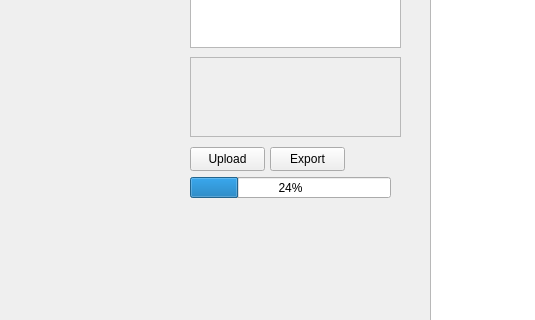
This is UI/Tender.ui in zackkinsman/sheet_metal_scraper as Qt 5 draws it before an edit; both pictures show x 0 to 535 and y 143 to 463 of the 1233 by 801 pixel window. The edited form follows.
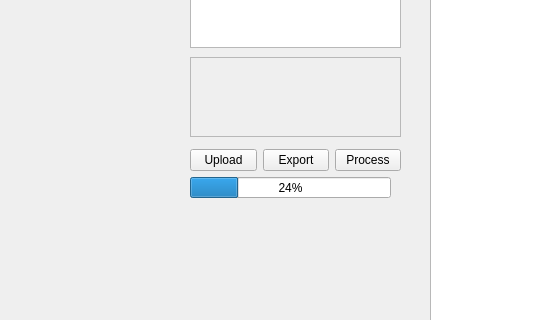
This is the edited form. The open tabs and pages were chosen to show the change.

Commit message: feat: update last_id.txt, enhance deepseek_filter with yes/no extraction, and improve ChromeDriver setup; modify UI layout for better functionality

Diff of the .ui file:
```diff
--- a/UI/Tender.ui
+++ b/UI/Tender.ui
@@ -169,29 +169,6 @@
        <enum>QFrame::Shadow::Raised</enum>
       </property>
      </widget>
-     <widget class="QPushButton" name="UploadFileButton">
-      <property name="geometry">
-       <rect>
-        <x>10</x>
-        <y>280</y>
-        <width>75</width>
-        <height>24</height>
-       </rect>
-      </property>
-      <property name="text">
-       <string>Upload</string>
-      </property>
-     </widget>
-     <widget class="QListView" name="FileList">
-      <property name="geometry">
-       <rect>
-        <x>10</x>
-        <y>20</y>
-        <width>211</width>
-        <height>161</height>
-       </rect>
-      </property>
-     </widget>
      <widget class="QProgressBar" name="ProcessProgress">
       <property name="geometry">
        <rect>
@@ -218,17 +195,47 @@
        <bool>true</bool>
       </property>
      </widget>
-     <widget class="QPushButton" name="ExportToPDFButton_2">
+     <widget class="QWidget" name="layoutWidget">
       <property name="geometry">
        <rect>
-        <x>90</x>
+        <x>10</x>
         <y>280</y>
-        <width>75</width>
-        <height>24</height>
+        <width>211</width>
+        <height>26</height>
        </rect>
       </property>
-      <property name="text">
-       <string>Export</string>
+      <layout class="QHBoxLayout" name="horizontalLayout_2">
+       <item>
+        <widget class="QPushButton" name="UploadFileButton">
+         <property name="text">
+          <string>Upload</string>
+         </property>
+        </widget>
+       </item>
+       <item>
+        <widget class="QPushButton" name="ExportToPDFButton_2">
+         <property name="text">
+          <string>Export</string>
+         </property>
+        </widget>
+       </item>
+       <item>
+        <widget class="QPushButton" name="ProcessTenderButton">
+         <property name="text">
+          <string>Process</string>
+         </property>
+        </widget>
+       </item>
+      </layout>
+     </widget>
+     <widget class="QListWidget" name="FileList">
+      <property name="geometry">
+       <rect>
+        <x>10</x>
+        <y>20</y>
+        <width>211</width>
+        <height>161</height>
+       </rect>
       </property>
      </widget>
     </widget>
```
Left out of the diff: 2 changed lines with no effect on the pictures. The commit also changes 13 other files.
